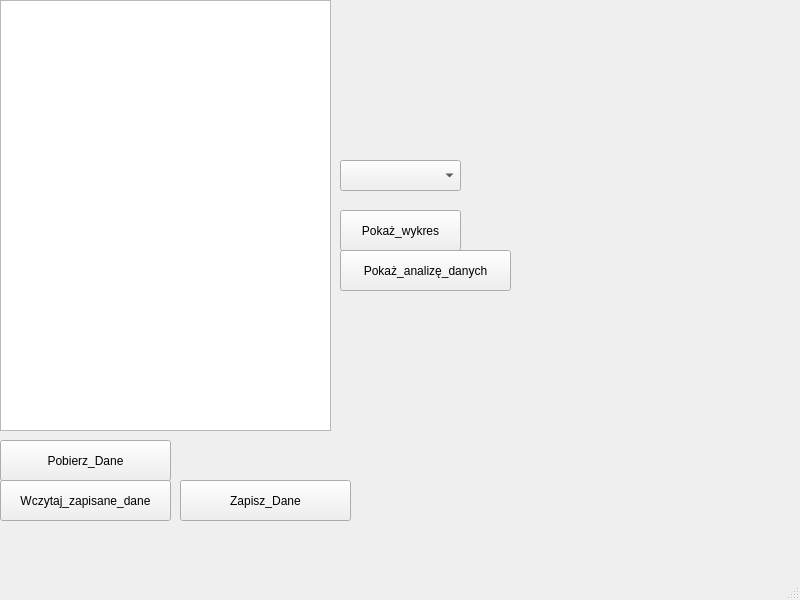
Before: the Qt Designer form mainwindow.ui in wersix/ProjrektJPO, drawn with Qt 5.
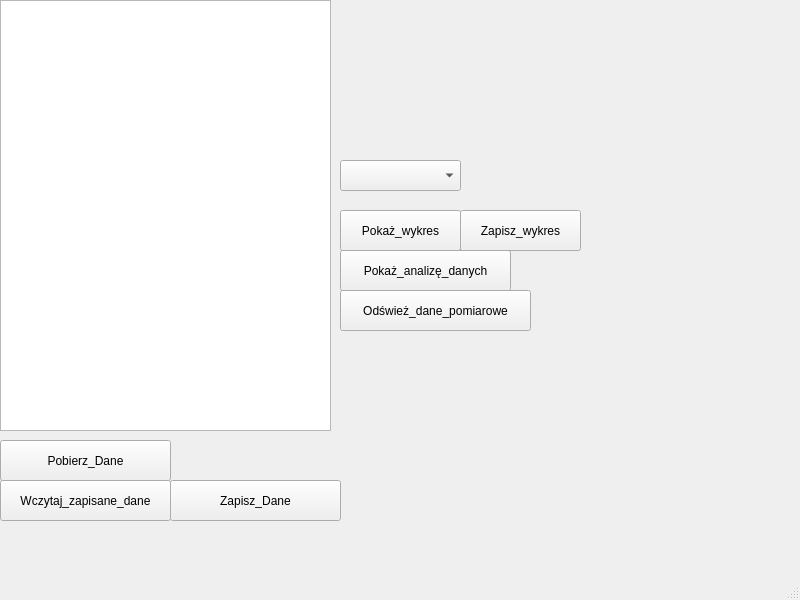
After: the same form once the commit is applied.

Commit message: Ponowne pobieranie nowych danych z API

```diff
--- a/mainwindow.ui
+++ b/mainwindow.ui
@@ -76,7 +76,7 @@
    <widget class="QPushButton" name="exportButton">
     <property name="geometry">
      <rect>
-      <x>180</x>
+      <x>170</x>
       <y>480</y>
       <width>171</width>
       <height>41</height>
@@ -99,6 +99,32 @@
      <string>Pokaż_analizę_danych</string>
     </property>
    </widget>
+   <widget class="QPushButton" name="exportChartButton">
+    <property name="geometry">
+     <rect>
+      <x>460</x>
+      <y>210</y>
+      <width>121</width>
+      <height>41</height>
+     </rect>
+    </property>
+    <property name="text">
+     <string>Zapisz_wykres</string>
+    </property>
+   </widget>
+   <widget class="QPushButton" name="refreshButton">
+    <property name="geometry">
+     <rect>
+      <x>340</x>
+      <y>290</y>
+      <width>191</width>
+      <height>41</height>
+     </rect>
+    </property>
+    <property name="text">
+     <string>Odśwież_dane_pomiarowe</string>
+    </property>
+   </widget>
   </widget>
   <widget class="QMenuBar" name="menubar">
    <property name="geometry">
```
The commit also changes 2 other files.
